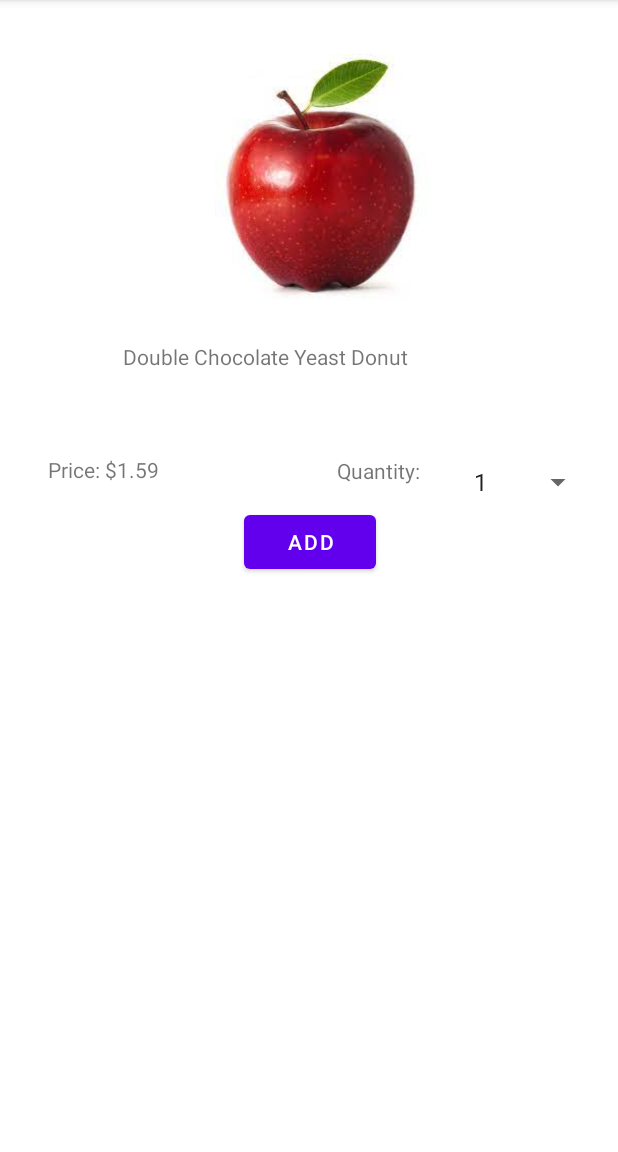
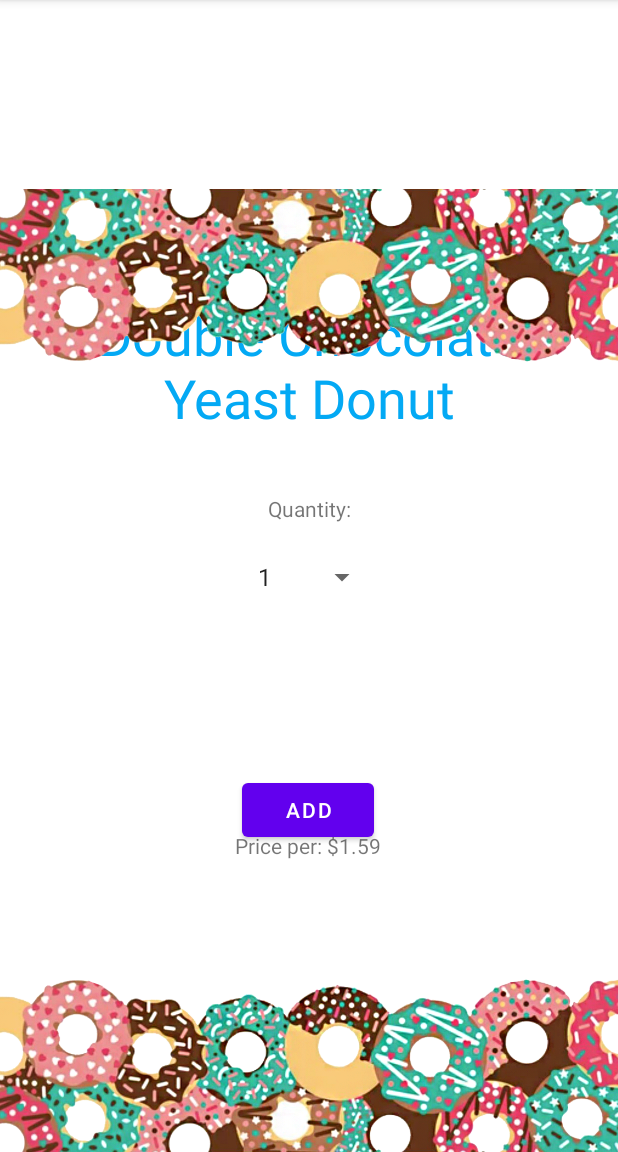
Before and after one commit to MarkHolleran/RUCafe-2, an Android app: the donut_order screen opened directly, with no data from a screen before it, after a tap on "Double Chocolate", on a phone screen of 412 x 824 dp, the part 84-1236 px from its top. Run offline under Robolectric (Android 15) with nearby library versions, the phone set to English and light mode, and no system bars.

Commit message:
javadoc and working on formatting xml better fitted for pixel 2 layout

```diff
--- a/app/src/main/java/com/rutgers/rucafe/Customizable.java
+++ b/app/src/main/java/com/rutgers/rucafe/Customizable.java
@@ -8,7 +8,7 @@ package com.rutgers.rucafe;
 public interface Customizable {
 
     /**
-     * Serves multiple purposes of adding objects to observable lists
+     * Serves multiple purposes of adding objects to Array lists
      * Used to add an Object like a MenuItem to an order or Addins on a Coffee
      *
      * @param obj Object containing the required object to be added to a list
@@ -18,7 +18,7 @@ public interface Customizable {
     boolean add(Object obj);
 
     /**
-     * Serves multiple purposes of adding objects to observable lists
+     * Serves multiple purposes of adding objects to Array lists
      * Used to remove an Object like a MenuItem from an order or Addins on a Coffee
      *
      * @param obj Object containing the required object to be removed from a list
--- a/app/src/main/java/com/rutgers/rucafe/donutAdapter.java
+++ b/app/src/main/java/com/rutgers/rucafe/donutAdapter.java
@@ -42,7 +42,7 @@ class donutAdapter extends RecyclerView.Adapter<donutAdapter.donutHolder> {
         holder.donutType.setText(donuts.get(position).getDonutType());
         double d = donuts.get(position).itemPrice();
         String s = String.valueOf(d);
-        holder.donutPrice.setText(s);
+        holder.donutPrice.setText("Price per: $" +s);
         holder.donutImage.setImageResource(donuts.get(position).getImage());
     }
 
--- a/app/src/main/java/com/rutgers/rucafe/donutSelectedActivity.java
+++ b/app/src/main/java/com/rutgers/rucafe/donutSelectedActivity.java
@@ -16,6 +16,19 @@ import androidx.appcompat.app.AppCompatActivity;
 
 import org.w3c.dom.Text;
 
+/**
+ * This class represents the Activity
+ * present when a specific Donut is
+ * selected from the Recyclerview in
+ * the donut_order class.
+ *
+ * Within this class are methods for
+ * initialization of the Activity,
+ * Setting up the functionality for
+ * the Add button.
+ *
+ * @author Mark Holleran, Abhitej Bokka
+ */
 public class donutSelectedActivity extends AppCompatActivity {
     private Button addDonutToOrderButton;
     private TextView donutToAdd;
@@ -23,6 +36,13 @@ public class donutSelectedActivity extends AppCompatActivity {
 
     private Spinner donutOrderQuantity;
 
+    /**
+     * This method overrides the onCreate method
+     * to set the contentview and set up all of the
+     * xml objects
+     *
+     * @param savedInstanceState current state of program
+     */
     @Override
     protected void onCreate(Bundle savedInstanceState){
 
@@ -35,20 +55,32 @@ public class donutSelectedActivity extends AppCompatActivity {
         addDonutToOrderButton = findViewById(R.id.addDonutToOrderButton);
         Intent intent = getIntent();
         addDonutToOrderButton.setText("Add");
-        donutPrice.setText("Price: $" +   intent.getStringExtra("DONUT"));
-        setAddDonutToOrderButton(findViewById(R.id.addDonutToOrderButton));
-        createViews();
+        donutPrice.setText(intent.getStringExtra("DONUT"));
+        AddDonutToOrderButton(findViewById(R.id.addDonutToOrderButton));
+       // createViews();
+        Integer[] items = new Integer[]{1,2,3,4,5,6,7,8,9,10,11,12};
+        ArrayAdapter<Integer> adapter = new ArrayAdapter<>(this, android.R.layout.simple_spinner_item, items);
+
+        donutOrderQuantity.setAdapter(adapter);
+        donutOrderQuantity.setSelection(0);
+
+
         donutToAdd.setText(getIntent().getStringExtra("DONUTFLAVORSELECTED")
-                + " " +getIntent().getStringExtra("DONUTTYPESELECTED"));
+                + "\n" +getIntent().getStringExtra("DONUTTYPESELECTED"));
 
     }
 
-    private void setAddDonutToOrderButton(@NonNull View itemView){
-
+    /**
+     * This method has an OnclickListener
+     * used for the Add button. When it's clicked
+     * an alert dialog pops up to confirm choice
+     * to add the selected donut to an Order Object
+     *
+     * @param itemView current View information
+     */
+    private void AddDonutToOrderButton(@NonNull View itemView){
 
         addDonutToOrderButton.setOnClickListener(view -> {
-
-
 
             AlertDialog.Builder alert = new AlertDialog.Builder(itemView.getContext());
             alert.setTitle("Add to order");
@@ -56,15 +88,10 @@ public class donutSelectedActivity extends AppCompatActivity {
                     getIntent().getStringExtra("DONUTFLAVORSELECTED"), 1);
 
             newDonut.setQuantity(donutOrderQuantity.getSelectedItemPosition()+1);
-
             alert.setMessage(newDonut.toString());
-
             alert.setPositiveButton("yes", (dialogInterface, which) -> {
-
                 addItem();
                 Toast.makeText(itemView.getContext(), newDonut + " added." ,Toast.LENGTH_LONG).show();
-
-
             }).setNegativeButton("no", (dialogInterface, which) -> {
 
                 if (newDonut.getQuantity() == 1){
@@ -79,19 +106,15 @@ public class donutSelectedActivity extends AppCompatActivity {
             });
             AlertDialog dialog = alert.create();
             dialog.show();
-
         });
     }
 
-    public void createViews(){
-        Integer[] items = new Integer[]{1,2,3,4,5,6,7,8,9,10,11,12};
-        ArrayAdapter<Integer> adapter = new ArrayAdapter<>(this, android.R.layout.simple_spinner_item, items);
-
-        donutOrderQuantity.setAdapter(adapter);
-        donutOrderQuantity.setSelection(0);
-
-    }
-
+    /**
+     * Creates the chosen Donut Object
+     * and adds it to the Order
+     * or increments the quantity if
+     * the Donut already exists in the Order
+     */
     public void addItem() {
 
         Donut newDonut = new Donut(getIntent().getStringExtra("DONUTTYPESELECTED"), getIntent().getStringExtra("DONUTFLAVORSELECTED"), 1);
--- a/app/src/main/res/layout/activity_donut_selected.xml
+++ b/app/src/main/res/layout/activity_donut_selected.xml
@@ -8,63 +8,84 @@
 
     <TextView
         android:id="@+id/donutToAdd"
-        android:layout_width="206dp"
-        android:layout_height="57dp"
-        android:layout_marginTop="228dp"
-        android:layout_marginEnd="124dp"
+        android:layout_width="301dp"
+        android:layout_height="114dp"
+        android:gravity="center"
+        android:textColor="#03A9F4"
+        android:textSize="36sp"
+        app:layout_constraintBottom_toBottomOf="parent"
         app:layout_constraintEnd_toEndOf="parent"
-        app:layout_constraintTop_toTopOf="parent" />
+        app:layout_constraintStart_toStartOf="parent"
+        app:layout_constraintTop_toTopOf="parent"
+        app:layout_constraintVertical_bias="0.286" />
 
     <Spinner
         android:id="@+id/donutQuantitySpinner"
         android:layout_width="88dp"
         android:layout_height="56dp"
-        android:layout_marginStart="20dp"
-        android:layout_marginTop="293dp"
+        android:layout_marginTop="8dp"
+        android:layout_marginEnd="160dp"
         android:contentDescription="@string/spinner_for_donut_order_quantity"
-        app:layout_constraintStart_toEndOf="@+id/donutToAdd"
-        app:layout_constraintTop_toTopOf="parent" />
+        app:layout_constraintEnd_toEndOf="parent"
+        app:layout_constraintTop_toBottomOf="@+id/textView4" />
 
     <Button
         android:id="@+id/addDonutToOrderButton"
         android:layout_width="wrap_content"
         android:layout_height="wrap_content"
-        android:layout_marginStart="100dp"
-        android:layout_marginTop="52dp"
-        android:text="@string/add_to_order"
-        app:layout_constraintEnd_toStartOf="@+id/donutQuantitySpinner"
-        app:layout_constraintHorizontal_bias="0.523"
-        app:layout_constraintStart_toStartOf="parent"
-        app:layout_constraintTop_toBottomOf="@+id/donutToAdd" />
+        android:layout_marginBottom="204dp"
+        android:text="@string/add"
+        app:layout_constraintBottom_toBottomOf="parent"
+        app:layout_constraintEnd_toEndOf="parent"
+        app:layout_constraintHorizontal_bias="0.498"
+        app:layout_constraintStart_toStartOf="parent" />
 
     <TextView
         android:id="@+id/textView4"
         android:layout_width="wrap_content"
         android:layout_height="wrap_content"
-        android:layout_marginTop="104dp"
-        android:layout_marginEnd="28dp"
+        android:layout_marginTop="28dp"
+        android:gravity="center"
         android:text="@string/quantity"
-        app:layout_constraintEnd_toStartOf="@+id/donutQuantitySpinner"
-        app:layout_constraintTop_toBottomOf="@+id/imageView5" />
+        app:layout_constraintBottom_toBottomOf="@+id/imageView6"
+        app:layout_constraintEnd_toEndOf="parent"
+        app:layout_constraintStart_toStartOf="parent"
+        app:layout_constraintTop_toBottomOf="@+id/donutToAdd"
+        app:layout_constraintVertical_bias="0.0" />
 
     <ImageView
         android:id="@+id/imageView5"
-        android:layout_width="164dp"
-        android:layout_height="164dp"
-        android:layout_marginTop="36dp"
-        android:layout_marginEnd="116dp"
+        android:layout_width="455dp"
+        android:layout_height="206dp"
+        android:layout_marginBottom="436dp"
         android:contentDescription="@string/picture_of_donut"
+        app:layout_constraintBottom_toBottomOf="parent"
         app:layout_constraintEnd_toEndOf="parent"
-        app:layout_constraintTop_toTopOf="parent"
-        app:srcCompat="@drawable/apple" />
+        app:layout_constraintHorizontal_bias="0.477"
+        app:layout_constraintStart_toStartOf="parent"
+        app:srcCompat="@drawable/top" />
+
+    <ImageView
+        android:id="@+id/imageView6"
+        android:layout_width="455dp"
+        android:layout_height="206dp"
+        android:contentDescription="@string/picture_of_donut"
+        android:orientation="vertical"
+        android:scaleY="-1"
+        app:layout_constraintBottom_toBottomOf="parent"
+        app:layout_constraintEnd_toEndOf="parent"
+        app:layout_constraintStart_toStartOf="parent"
+        app:srcCompat="@drawable/top" />
 
     <TextView
         android:id="@+id/donutPriceInDonutActivity"
         android:layout_width="wrap_content"
         android:layout_height="wrap_content"
-        android:layout_marginStart="32dp"
-        app:layout_constraintBottom_toTopOf="@+id/addDonutToOrderButton"
+        android:gravity="center"
+        app:layout_constraintBottom_toBottomOf="parent"
+        app:layout_constraintEnd_toEndOf="parent"
+        app:layout_constraintHorizontal_bias="0.498"
         app:layout_constraintStart_toStartOf="parent"
-        app:layout_constraintTop_toBottomOf="@+id/donutToAdd"
-        app:layout_constraintVertical_bias="0.558" />
+        app:layout_constraintTop_toTopOf="parent"
+        app:layout_constraintVertical_bias="0.74" />
 </androidx.constraintlayout.widget.ConstraintLayout>
--- a/app/src/main/res/layout/activity_store_orders.xml
+++ b/app/src/main/res/layout/activity_store_orders.xml
@@ -20,12 +20,13 @@
 
     <TextView
         android:id="@+id/storeOrders"
-        android:layout_width="91dp"
-        android:layout_height="42dp"
+        android:layout_width="144dp"
+        android:layout_height="33dp"
         android:layout_marginStart="144dp"
         android:layout_marginTop="16dp"
         android:layout_marginEnd="145dp"
         android:text="@string/StoreOrders"
+        android:textSize="24sp"
         app:layout_constraintEnd_toEndOf="parent"
         app:layout_constraintStart_toStartOf="parent"
         app:layout_constraintTop_toTopOf="parent" />
--- a/app/src/main/res/values/strings.xml
+++ b/app/src/main/res/values/strings.xml
@@ -63,6 +63,7 @@
     <string name="order_coffee_picture">order coffee picture</string>
     <string name="about">About</string>
     <string name="about_the_program">About the program</string>
+    <string name="add">Add</string>
 
     <string-array name="donut_names">
         <item>Double Chocolate</item>
```
Also changed, not shown: app/src/main/java/com/rutgers/rucafe/Order.java (+15 -15 lines), app/src/main/java/com/rutgers/rucafe/StoreOrders.java (+10 -11 lines), app/src/main/java/com/rutgers/rucafe/objectAdapter.java (+57 -4 lines), app/src/main/res/layout/activity_donut_order.xml (+16 -10 lines), app/src/main/res/layout/activity_main.xml (+20 -11 lines), app/src/main/res/drawable-v24/top.png (added).
